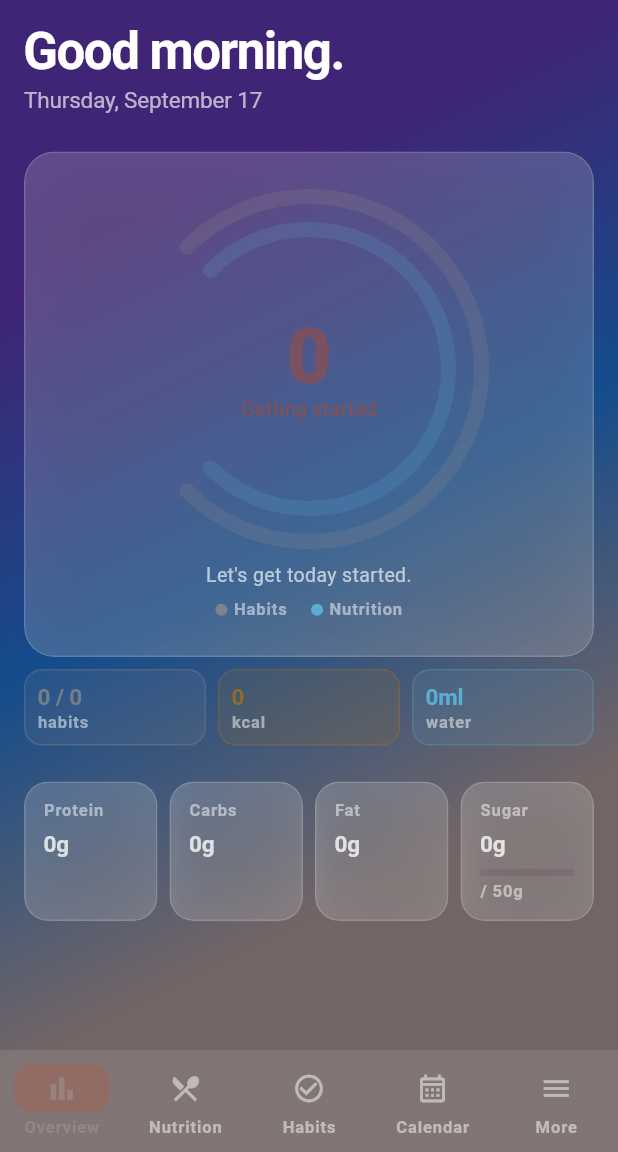
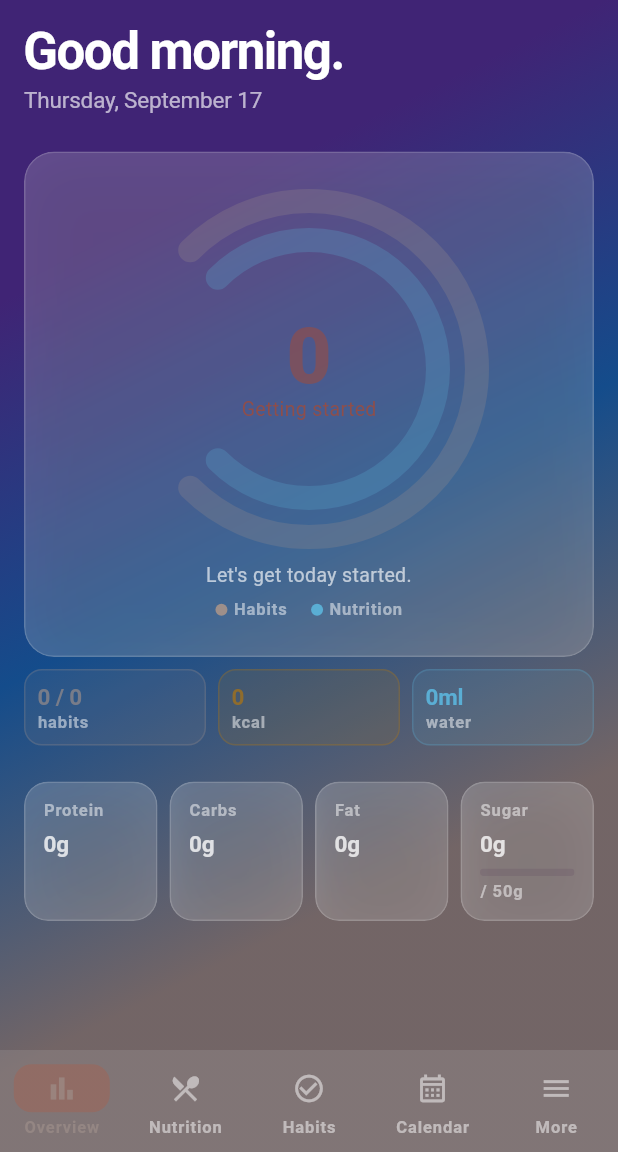
Before and after one commit to KieshaWalker/showUp-flutter, a Flutter app: the screen it shows once a user with an empty profile is signed in, on a phone screen of 412 x 824 dp, the part 84-1236 px from its top. Run offline on Flutter 3.47's test engine with Material 3 defaults, Android fonts, the phone set to English and light mode, and no system bars; our stand-ins replace confetti, drift, drift_flutter, flutter_riverpod, flutter_svg, image_picker and 1 more; accounts and stored records are empty; generated files the repository leaves out were written again.

Commit message:
Make the Overview progress ring bolder
Thickens the dual-arc dial's stroke (10→16) and forces progress arcs
and legend dots to render at full opacity — AppColors.terracotta
carries a baked-in ~66% alpha, which was making the habits ring look
faint even at 100% progress. Track opacity bumped slightly too.

Co-Authored-By: Claude Sonnet 5 <noreply@anthropic.com>

```diff
--- a/lib/src/features/presentation/presentation_screen.dart
+++ b/lib/src/features/presentation/presentation_screen.dart
@@ -229,8 +229,8 @@ String _heroScoreSubtitle(double score) {
 // Arc geometry: 270° sweep starting at −135° (bottom-left to bottom-right).
 
 class _DualDial extends CustomPainter {
-  static const double _stroke = 10.0;
-  static const double _gap = 12.0;
+  static const double _stroke = 16.0;
+  static const double _gap = 10.0;
   static const double _start = -pi * 0.75; // −135°
   static const double _sweep = pi * 1.5; // 270°
 
@@ -263,10 +263,14 @@ class _DualDial extends CustomPainter {
     double pct,
     Color color,
   ) {
+    // Progress arcs render at full opacity so they stay bold and legible
+    // even when the base palette color (e.g. terracotta) is itself
+    // semi-transparent — only the background track stays faint.
+    final solid = color.withValues(alpha: 1.0);
     final rect = Rect.fromCircle(center: Offset(cx, cy), radius: r);
     final track =
         Paint()
-          ..color = color.withValues(alpha: 0.18)
+          ..color = solid.withValues(alpha: 0.25)
           ..style = PaintingStyle.stroke
           ..strokeWidth = _stroke
           ..strokeCap = StrokeCap.round;
@@ -280,7 +284,7 @@ class _DualDial extends CustomPainter {
         _sweep * progress,
         false,
         Paint()
-          ..color = color
+          ..color = solid
           ..style = PaintingStyle.stroke
           ..strokeWidth = _stroke
           ..strokeCap = StrokeCap.round,
@@ -485,7 +489,10 @@ class _ArcLegend extends StatelessWidget {
         Container(
           width: 8,
           height: 8,
-          decoration: BoxDecoration(color: color, shape: BoxShape.circle),
+          decoration: BoxDecoration(
+            color: color.withValues(alpha: 1.0),
+            shape: BoxShape.circle,
+          ),
         ),
         const SizedBox(width: 4),
         Text(
```
